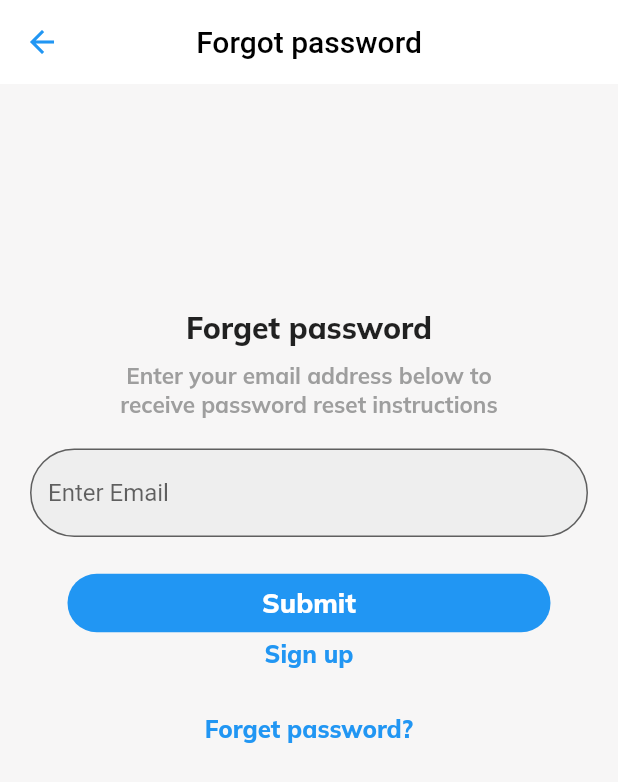
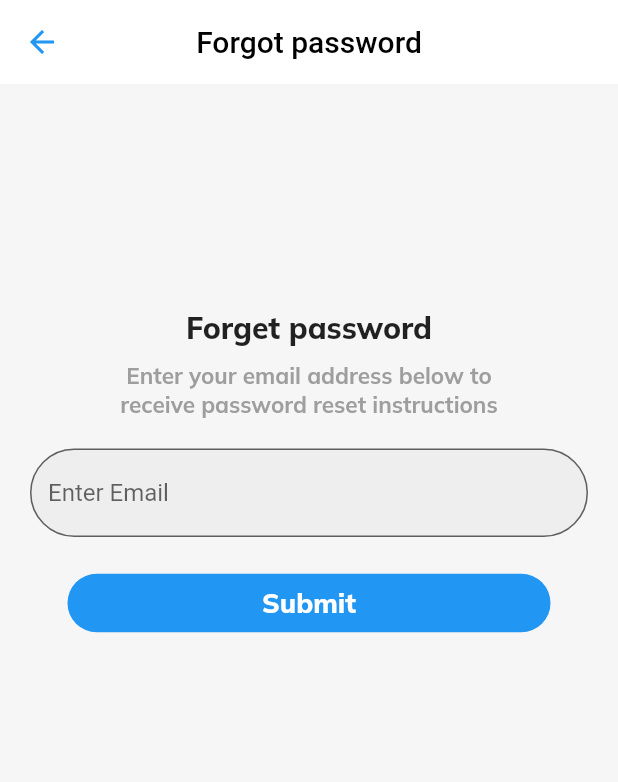
Before and after one commit to JuanSebastianGB/holbertonschool-twitter_clone, a Flutter app: the ForgetPassword screen opened directly, on a phone screen of 412 x 824 dp. Shown: the top 782 px of the screen. Run offline on Flutter 3.47's test engine with Material 2 defaults, Android fonts, the phone set to English and light mode, and no system bars; our stand-ins replace google_fonts.

Commit message:
5. Forgot Password

```diff
--- a/twitter/lib/screens/forgot_password_screen.dart
+++ b/twitter/lib/screens/forgot_password_screen.dart
@@ -1,7 +1,6 @@
 import 'package:flutter/cupertino.dart';
 import 'package:flutter/material.dart';
 import 'package:google_fonts/google_fonts.dart';
-import 'package:twitter/screens/signup_screen.dart';
 import 'package:twitter/widgets/entry_field.dart';
 import 'package:twitter/widgets/flat_button.dart';
 
@@ -100,42 +99,6 @@ class _ForgetPasswordState extends State<ForgetPassword> {
                 onPressed: () {},
               ),
             ),
-            GestureDetector(
-              onTap: (() {
-                Navigator.push(
-                  context,
-                  MaterialPageRoute(builder: (context) => const SignUp()),
-                );
-              }),
-              child: Center(
-                child: Text('Sign up',
-                    style: GoogleFonts.mulish(
-                      color: Colors.blue,
-                      fontWeight: FontWeight.w800,
-                      fontSize: 16,
-                    )),
-              ),
-            ),
-            const SizedBox(
-              height: 30,
-            ),
-            GestureDetector(
-              onTap: (() {
-                Navigator.push(
-                  context,
-                  MaterialPageRoute(
-                      builder: (context) => const ForgetPassword()),
-                );
-              }),
-              child: Center(
-                child: Text('Forget password?',
-                    style: GoogleFonts.mulish(
-                      color: Colors.blue,
-                      fontWeight: FontWeight.w800,
-                      fontSize: 16,
-                    )),
-              ),
-            ),
           ],
         ),
       ),
```
Also changed, not shown: twitter/lib/screens/signin_screen.dart (+8 -1 lines).
